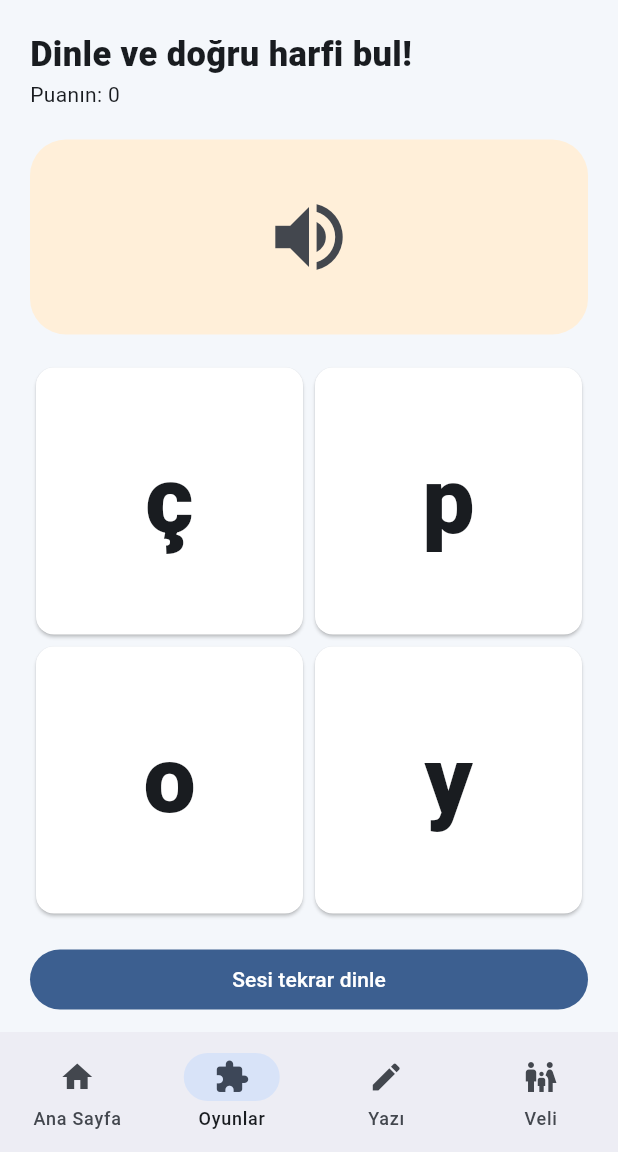
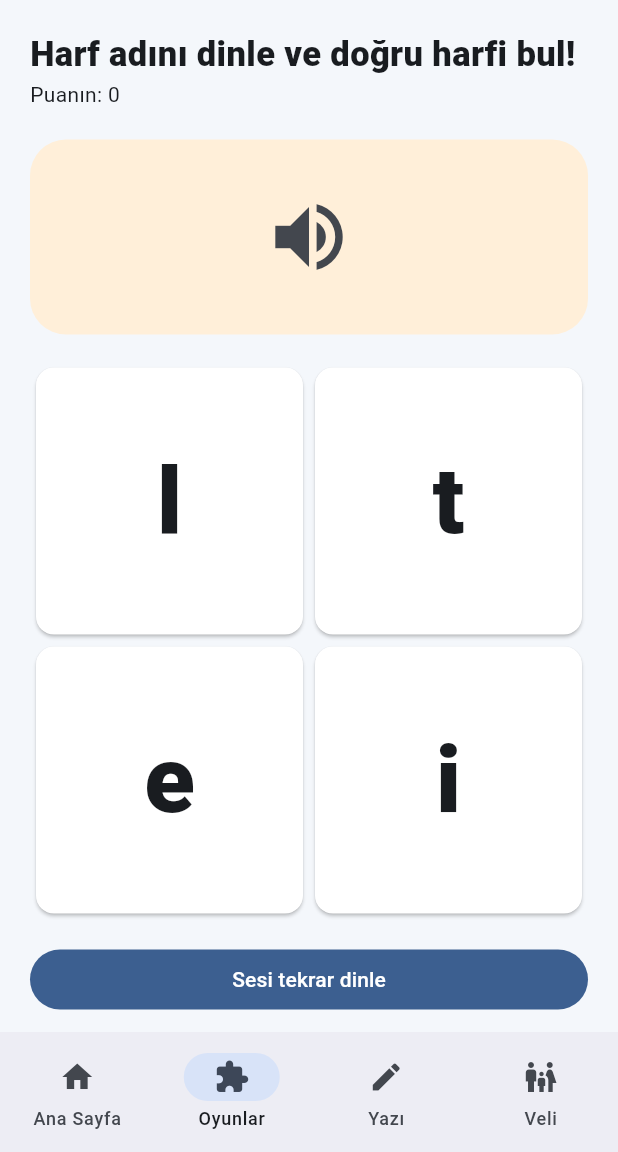
Before and after one commit to csprofesor/okumayazma, a Flutter app: the screen it shows after launch, item 2 of the bottom bar chosen, after a tap on the "volume up" icon, on a phone screen of 412 x 824 dp, the part 84-1236 px from its top. Run offline on Flutter 3.47's test engine with Material 3 defaults, Android fonts, the phone set to English and light mode, and no system bars; our stand-ins replace flutter_tts, shared_preferences.

Commit message:
Improve curriculum progression and clarify letter-name audio

```diff
--- a/lib/main.dart
+++ b/lib/main.dart
@@ -53,7 +53,7 @@ class _HomeState extends State<Home> {
  @override void initState(){super.initState();load();}
  Future<void> load() async {done=await readProgress();if(mounted)setState((){});}
  @override Widget build(BuildContext context){
-  final pages=[home(),const Games(),const Writing(),const Parents()];
+  final pages=[home(),Games(completed:done),const Writing(),const Parents()];
   return Scaffold(
    appBar:AppBar(title:const Text('Minik Okur',style:TextStyle(fontWeight:FontWeight.w900)),actions:[IconButton(onPressed:()=>speak('Merhaba minik okur. Birlikte okuyup yazmayı öğreneceğiz.'),icon:const Icon(Icons.volume_up))]),
    body:pages[tab],
@@ -73,11 +73,11 @@ class _HomeState extends State<Home> {
    const SizedBox(height:7),Text('${done.length}/29 ses tamamlandı',style:const TextStyle(color:Colors.white,fontWeight:FontWeight.bold)),
   ])),
   const SizedBox(height:22),const Text('Öğrenme yolculuğum',style:TextStyle(fontSize:21,fontWeight:FontWeight.w900)),
-  ...List.generate(5,(i)=>Card(margin:const EdgeInsets.only(top:10),child:ListTile(
-   leading:CircleAvatar(child:Text('${i+1}')),title:Text('${i+1}. Ses Grubu',style:const TextStyle(fontWeight:FontWeight.bold)),
-   subtitle:Text(groups[i].join('  ·  ')),trailing:const Icon(Icons.chevron_right),
-   onTap:()=>Navigator.push(context,MaterialPageRoute(builder:(_)=>GroupScreen(index:i,onDone:load))),
-  ))),
+  ...List.generate(5,(i){ final unlocked=i==0||groups.take(i).every((g)=>g.every(done.contains)); final count=groups[i].where(done.contains).length; return Card(margin:const EdgeInsets.only(top:10),child:ListTile(
+   leading:CircleAvatar(child:Icon(unlocked?Icons.looks_one:Icons.lock_outline)),title:Text('${i+1}. Ses Grubu',style:const TextStyle(fontWeight:FontWeight.bold)),
+   subtitle:Text('${groups[i].join('  ·  ')}  •  $count/\${groups[i].length}'),trailing:Icon(unlocked?Icons.chevron_right:Icons.lock_outline),
+   onTap:unlocked?()=>Navigator.push(context,MaterialPageRoute(builder:(_)=>GroupScreen(index:i,onDone:load))):null,
+  ));}),
   const SizedBox(height:18),const Text('Hızlı erişim',style:TextStyle(fontSize:20,fontWeight:FontWeight.bold)),
   Row(children:[Expanded(child:Card(child:ListTile(leading:const Icon(Icons.hearing,color:Colors.orange),title:const Text('Harf oyunu'),onTap:()=>setState(()=>tab=1)))),Expanded(child:Card(child:ListTile(leading:const Icon(Icons.gesture,color:Colors.green),title:const Text('Yazı atölyesi'),onTap:()=>setState(()=>tab=2))))]),
  ]);
@@ -94,7 +94,7 @@ class _GroupScreenState extends State<GroupScreen>{
  @override Widget build(BuildContext context)=>Scaffold(
   appBar:AppBar(title:Text('${widget.index+1}. Ses Grubu')),
   body:ListView(padding:const EdgeInsets.all(18),children:[
-   const Text('Harfe dokun, sesini dinle ve örnek kelimeleri incele.',style:TextStyle(fontSize:16)),
+   const Text('Harfleri sırayla öğren. Harf adına dokunarak dinle; kelimeleri de sesli tekrar et.',style:TextStyle(fontSize:16)),
    const SizedBox(height:16),
    GridView.count(shrinkWrap:true,physics:const NeverScrollableScrollPhysics(),crossAxisCount:3,childAspectRatio:.9,children:groups[widget.index].map((l)=>Card(child:InkWell(borderRadius:BorderRadius.circular(20),onTap:()=>Navigator.push(context,MaterialPageRoute(builder:(_)=>LetterScreen(letter:l,onDone:()async{await markDone(l);await refresh();widget.onDone();}))),child:Column(mainAxisAlignment:MainAxisAlignment.center,children:[
     Text(l,style:const TextStyle(fontSize:52,fontWeight:FontWeight.w900,color:Color(0xff3977c3))),
@@ -112,7 +112,7 @@ class LetterScreen extends StatelessWidget{
   final samples=examples[letter]??[letter];
   return Scaffold(appBar:AppBar(title:Text('"$letter" sesini öğreniyorum')),body:ListView(padding:const EdgeInsets.all(18),children:[
    Container(height:180,decoration:BoxDecoration(color:const Color(0xffe7f1ff),borderRadius:BorderRadius.circular(24)),child:Center(child:Text(letter,style:const TextStyle(fontSize:125,fontWeight:FontWeight.w900,color:Color(0xff3977c3))))),
-   const SizedBox(height:14),FilledButton.icon(onPressed:()=>speak('Bu harfin sesi $letter. Büyük harfi ${letter.toUpperCase()}, küçük harfi $letter.'),icon:const Icon(Icons.volume_up),label:const Text('Harf sesini dinle')),
+   const SizedBox(height:14),FilledButton.icon(onPressed:()=>speak('Bu harfin adı: ${letter.toUpperCase()}. Küçük harfi: $letter.'),icon:const Icon(Icons.volume_up),label:const Text('Harf adını dinle')),
    const SizedBox(height:20),const Text('Bu ses hangi kelimelerde var?',style:TextStyle(fontSize:20,fontWeight:FontWeight.bold)),
    ...samples.map((w)=>Card(child:ListTile(leading:Text(emoji(w),style:const TextStyle(fontSize:27)),title:Text(w,style:const TextStyle(fontSize:23,fontWeight:FontWeight.bold)),trailing:IconButton(icon:const Icon(Icons.volume_up),onPressed:()=>speak(w))))),
    const SizedBox(height:14),FilledButton(onPressed:()async{await onDone();if(context.mounted)Navigator.pop(context);},child:const Text('Bu sesi öğrendim')),
@@ -160,13 +160,25 @@ class WordScreen extends StatelessWidget{
  ...words[index].map((w)=>Card(child:ListTile(leading:Text(emoji(w),style:const TextStyle(fontSize:28)),title:Text(w,style:const TextStyle(fontSize:24,fontWeight:FontWeight.bold)),trailing:IconButton(onPressed:()=>speak(w),icon:const Icon(Icons.volume_up))))),
  ]));
 }
-class Games extends StatefulWidget{const Games({super.key});@override State<Games> createState()=>_GamesState();}
+class Games extends StatefulWidget{
+ final Set<String> completed;
+ const Games({super.key,required this.completed});
+ @override State<Games> createState()=>_GamesState();
+}
 class _GamesState extends State<Games>{
- final rng=Random();late String target;late List<String> options;int score=0;int? picked;
- @override void initState(){super.initState();next();}
- void next(){final all=groups.expand((x)=>x).toList();target=all[rng.nextInt(all.length)];options=[target];while(options.length<4){final x=all[rng.nextInt(all.length)];if(!options.contains(x))options.add(x);}options.shuffle();picked=null;setState((){});}
+ final rng=Random();late String target;late List<String> options;int score=0;int? picked; late List<String> available;
+ @override void initState(){super.initState();available=unlockedLetters();next();}
+ List<String> unlockedLetters(){
+  final result=<String>[];
+  for(var i=0;i<groups.length;i++){
+   if(i>0&&!groups[i-1].every(widget.completed.contains))break;
+   result.addAll(groups[i]);
+  }
+  return result;
+ }
+ void next(){target=available[rng.nextInt(available.length)];options=[target];while(options.length<4){final x=available[rng.nextInt(available.length)];if(!options.contains(x))options.add(x);}options.shuffle();picked=null;setState((){});}
  @override Widget build(BuildContext context)=>ListView(padding:const EdgeInsets.all(20),children:[
- const Text('Dinle ve doğru harfi bul!',style:TextStyle(fontSize:23,fontWeight:FontWeight.w900)),
+ const Text('Harf adını dinle ve doğru harfi bul!',style:TextStyle(fontSize:23,fontWeight:FontWeight.w900)),
  Text('Puanın: $score'),const SizedBox(height:20),
  Container(height:130,decoration:BoxDecoration(color:const Color(0xffffefd9),borderRadius:BorderRadius.circular(24)),child:IconButton(iconSize:60,onPressed:()=>speak(target),icon:const Icon(Icons.volume_up))),
  const SizedBox(height:18),
@@ -206,8 +218,8 @@ class Parents extends StatelessWidget{
  const SizedBox(height:12),
  const Text('Uygulama, okulda öğretmen eşliğinde yürütülen ilk okuma yazma sürecini evde kısa tekrarlarla destekler.',style:TextStyle(fontSize:16,height:1.5)),
  const SizedBox(height:14),
- const Info(title:'Öğrenme sırası',body:'Ses → harf → hece → anlamlı kelime → cümle → kısa metin. Henüz öğrenilmemiş seslerle kelime kurulmamalıdır.'),
- const Info(title:'Günlük çalışma',body:'Kısa ve düzenli tekrarlar yapın. Hız için zorlamayın; doğru sesletim, anlam ve olumlu geri bildirim önemlidir.'),
+ const Info(title:'Öğrenme sırası',body:'Ses farkındalığı → harf → hece → anlamlı kelime → cümle → kısa metin. Gruplar sırayla açılır. Harf adı ile harfin çıkardığı ses aynı şey değildir; doğru sesletim öğretmen rehberliğinde çalışılmalıdır.'),
+ const Info(title:'Günlük çalışma',body:'Kısa ve düzenli tekrarlar yapın. Hız için zorlamayın; çocuğun öğrendiği seslerle hece ve kelime kurmasına fırsat verin. Olumlu geri bildirim kullanın.'),
  const Info(title:'Yazı çalışması',body:'Tırnaksız dik temel harfleri model alarak çalışın. Çocuğun el tercihini zorla değiştirmeyin.'),
  const Info(title:'Gizlilik',body:'Bu sürümde hesap, reklam, konum, kamera veya mikrofonla veri toplama yoktur. Öğrenme ilerlemesi cihazda saklanır.'),
  const SizedBox(height:12),const Text('Uygulama yardımcı öğrenme aracıdır; öğretmenin veya MEB ders kitabının yerini almaz.',style:TextStyle(fontWeight:FontWeight.bold)),
```
